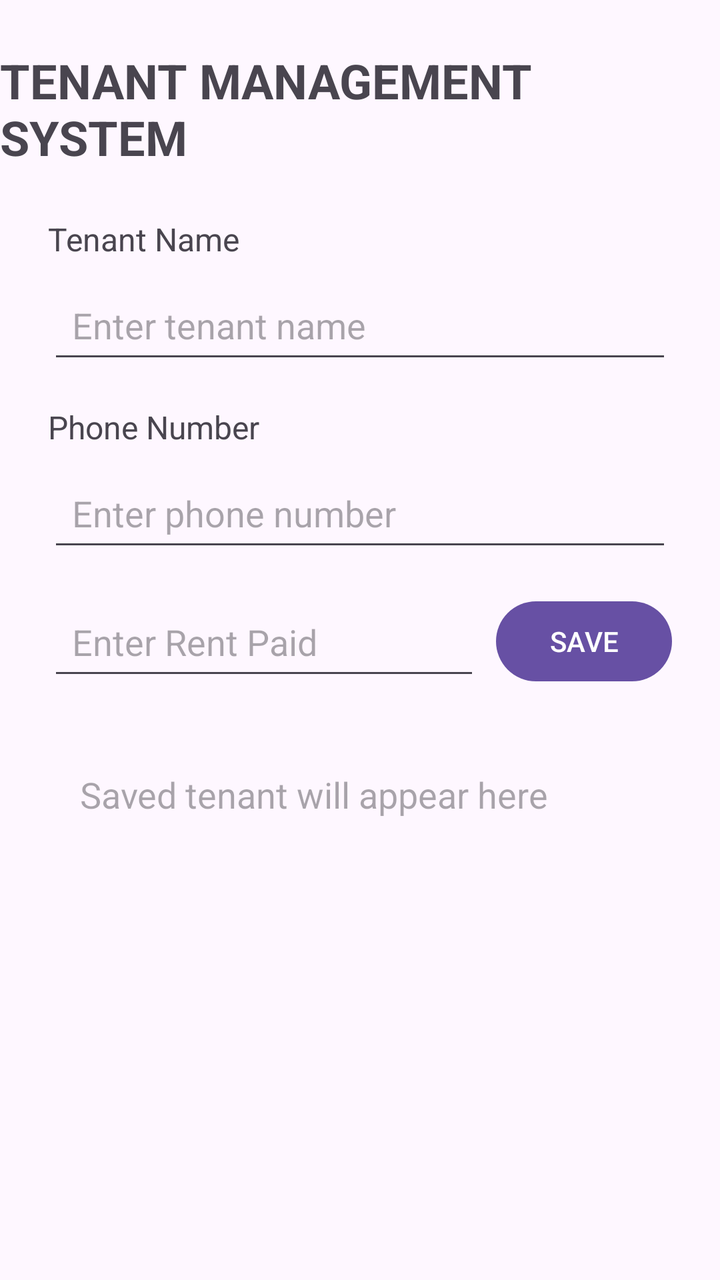
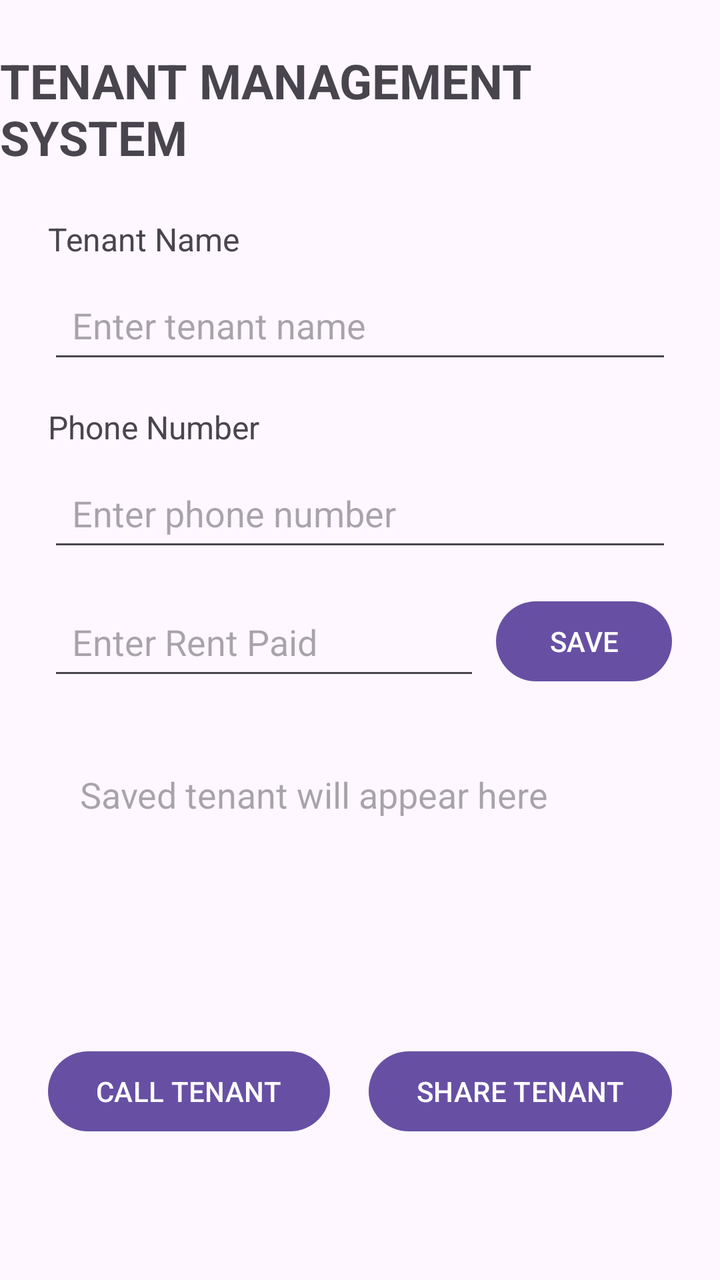

Before-and-after screenshots of an Android layout around one commit, followed by the original layout XML and the change that was made.
<!-- AndroidManifest.xml: application theme Theme.TenantManagementSystem2 -->
<!-- res/layout/activity_main.xml -->
<?xml version="1.0" encoding="utf-8"?>
<layout xmlns:android="http://schemas.android.com/apk/res/android"
    xmlns:app="http://schemas.android.com/apk/res-auto">

    <data>
        <variable
            name="tenant"
            type="com.example.tenantmanagementsystem2.Tenant" />
    </data>

    <androidx.constraintlayout.widget.ConstraintLayout
        android:layout_width="match_parent"
        android:layout_height="match_parent">

        <TextView
            android:id="@+id/titleTextView"
            android:layout_width="wrap_content"
            android:layout_height="wrap_content"
            android:text="TENANT MANAGEMENT SYSTEM"
            android:textSize="24sp"
            android:textStyle="bold"
            android:layout_marginTop="24dp"
            app:layout_constraintTop_toTopOf="parent"
            app:layout_constraintStart_toStartOf="parent"
            app:layout_constraintEnd_toEndOf="parent" />

        <TextView
            android:id="@+id/tenantNameLabel"
            android:layout_width="wrap_content"
            android:layout_height="wrap_content"
            android:text="Tenant Name"
            android:textSize="16sp"
            android:layout_marginTop="24dp"
            android:layout_marginStart="24dp"
            app:layout_constraintTop_toBottomOf="@id/titleTextView"
            app:layout_constraintStart_toStartOf="parent" />

        <EditText
            android:id="@+id/tenantNameEditText"
            android:layout_width="0dp"
            android:layout_height="wrap_content"
            android:hint="Enter tenant name"
            android:minHeight="48dp"
            android:padding="12dp"
            android:layout_marginTop="8dp"
            android:layout_marginStart="24dp"
            android:layout_marginEnd="24dp"
            app:layout_constraintTop_toBottomOf="@id/tenantNameLabel"
            app:layout_constraintStart_toStartOf="parent"
            app:layout_constraintEnd_toEndOf="parent" />

        <TextView
            android:id="@+id/phoneLabel"
            android:layout_width="wrap_content"
            android:layout_height="wrap_content"
            android:text="Phone Number"
            android:textSize="16sp"
            android:layout_marginTop="16dp"
            android:layout_marginStart="24dp"
            app:layout_constraintTop_toBottomOf="@id/tenantNameEditText"
            app:layout_constraintStart_toStartOf="parent" />

        <EditText
            android:id="@+id/phoneEditText"
            android:layout_width="0dp"
            android:layout_height="wrap_content"
            android:hint="Enter phone number"
            android:inputType="phone"
            android:minHeight="48dp"
            android:padding="12dp"
            android:layout_marginTop="8dp"
            android:layout_marginStart="24dp"
            android:layout_marginEnd="24dp"
            app:layout_constraintTop_toBottomOf="@id/phoneLabel"
            app:layout_constraintStart_toStartOf="parent"
            app:layout_constraintEnd_toEndOf="parent" />

        <EditText
            android:id="@+id/rentEditText"
            android:layout_width="0dp"
            android:layout_height="wrap_content"
            android:hint="Enter Rent Paid"
            android:inputType="numberDecimal"
            android:minHeight="48dp"
            android:padding="12dp"
            android:layout_marginStart="24dp"
            android:layout_marginTop="16dp"
            android:layout_marginEnd="8dp"
            app:layout_constraintTop_toBottomOf="@id/phoneEditText"
            app:layout_constraintStart_toStartOf="parent"
            app:layout_constraintEnd_toStartOf="@id/saveButton" />

        <Button
            android:id="@+id/saveButton"
            android:layout_width="wrap_content"
            android:layout_height="wrap_content"
            android:text="SAVE"
            android:layout_marginEnd="24dp"
            app:layout_constraintTop_toTopOf="@id/rentEditText"
            app:layout_constraintEnd_toEndOf="parent" />

        <TextView
            android:id="@+id/tenantResultTextView"
            android:layout_width="0dp"
            android:layout_height="wrap_content"
            android:text="@{tenant.summary()}"
            android:hint="Saved tenant will appear here"
            android:textSize="18sp"
            android:padding="16dp"
            android:layout_margin="24dp"
            app:layout_constraintTop_toBottomOf="@id/rentEditText"
            app:layout_constraintStart_toStartOf="parent"
            app:layout_constraintEnd_toEndOf="parent" />

        <TextView
            android:id="@+id/tenantNameDisplayTextView"
            android:layout_width="0dp"
            android:layout_height="wrap_content"
            android:text="@{tenant.name}"
            android:textSize="24sp"
            android:textStyle="bold"
            android:padding="16dp"
            android:layout_marginStart="24dp"
            android:layout_marginEnd="24dp"
            android:layout_marginTop="16dp"
            app:layout_constraintTop_toBottomOf="@id/tenantResultTextView"
            app:layout_constraintStart_toStartOf="parent"
            app:layout_constraintEnd_toEndOf="parent" />

    </androidx.constraintlayout.widget.ConstraintLayout>
</layout>
<!-- resources referenced by this layout -->
<resources>
  <style name="Theme.TenantManagementSystem2" parent="Base.Theme.TenantManagementSystem2" />
  <style name="Base.Theme.TenantManagementSystem2" parent="Theme.Material3.DayNight.NoActionBar">
          
          
      </style>
</resources>

<!-- the commit's change to res/layout/activity_main.xml (unified diff, before → after) -->
@@ -126,6 +126,23 @@
             app:layout_constraintTop_toBottomOf="@id/tenantResultTextView"
             app:layout_constraintStart_toStartOf="parent"
             app:layout_constraintEnd_toEndOf="parent" />
+        <Button
+            android:id="@+id/callButton"
+            android:layout_width="wrap_content"
+            android:layout_height="wrap_content"
+            android:text="CALL TENANT"
+            android:layout_marginStart="24dp"
+            android:layout_marginTop="16dp"
+            app:layout_constraintTop_toBottomOf="@id/tenantNameDisplayTextView"
+            app:layout_constraintStart_toStartOf="parent" />
 
+        <Button
+            android:id="@+id/shareButton"
+            android:layout_width="wrap_content"
+            android:layout_height="wrap_content"
+            android:text="SHARE TENANT"
+            android:layout_marginEnd="24dp"
+            app:layout_constraintTop_toTopOf="@id/callButton"
+            app:layout_constraintEnd_toEndOf="parent" />
     </androidx.constraintlayout.widget.ConstraintLayout>
 </layout>
